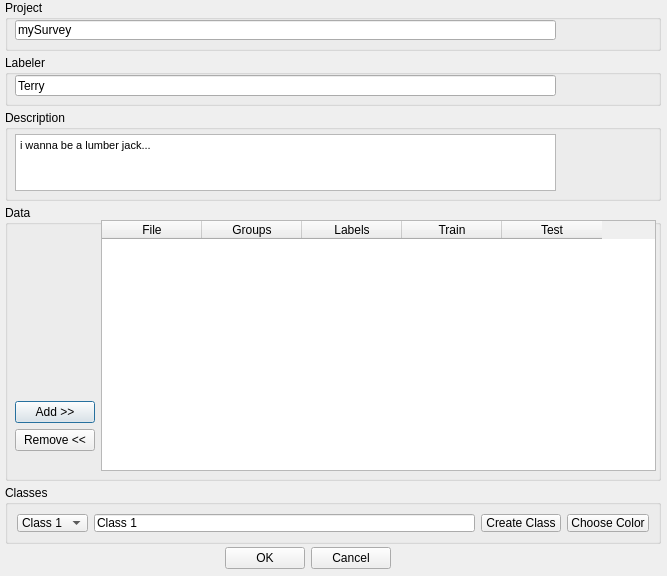
Above: gui/dlgProject.ui from ilastik/ilastik-0.5 before the change. Below: the same form after it.
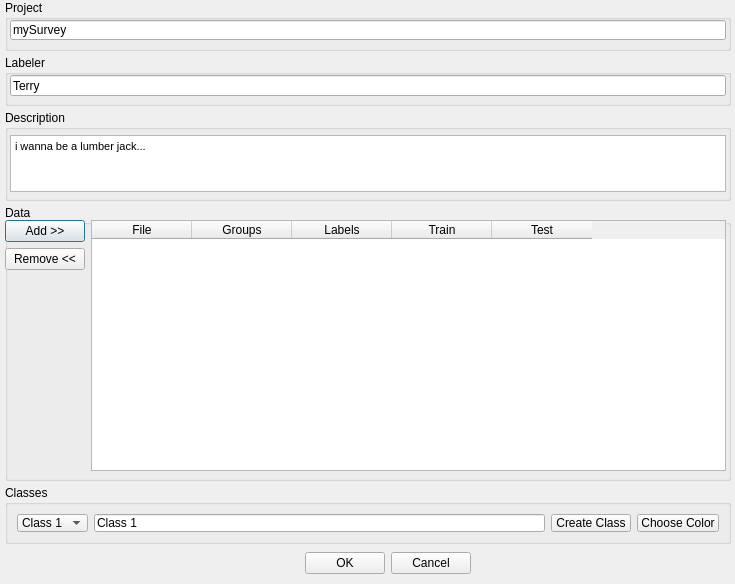
That is the form after the change. Icons and pictures are not drawn.

```diff
--- a/gui/dlgProject.ui
+++ b/gui/dlgProject.ui
@@ -8,8 +8,8 @@
    <rect>
     <x>0</x>
     <y>0</y>
-    <width>667</width>
-    <height>576</height>
+    <width>735</width>
+    <height>584</height>
    </rect>
   </property>
   <property name="windowTitle" >
@@ -20,7 +20,7 @@
     <rect>
      <x>5</x>
      <y>205</y>
-     <width>656</width>
+     <width>726</width>
      <height>276</height>
     </rect>
    </property>
@@ -30,28 +30,15 @@
    <widget class="QWidget" name="horizontalLayoutWidget" >
     <property name="geometry" >
      <rect>
-      <x>10</x>
+      <x>0</x>
       <y>15</y>
-      <width>641</width>
+      <width>721</width>
       <height>251</height>
      </rect>
     </property>
     <layout class="QHBoxLayout" name="horizontalLayout_2" >
      <item>
       <layout class="QVBoxLayout" name="verticalLayout_5" >
-       <item>
-        <spacer name="verticalSpacer" >
-         <property name="orientation" >
-          <enum>Qt::Vertical</enum>
-         </property>
-         <property name="sizeHint" stdset="0" >
-          <size>
-           <width>20</width>
-           <height>40</height>
-          </size>
-         </property>
-        </spacer>
-       </item>
        <item>
         <widget class="QPushButton" name="addFile" >
          <property name="text" >
@@ -82,6 +69,19 @@
          </property>
         </widget>
        </item>
+       <item>
+        <spacer name="verticalSpacer" >
+         <property name="orientation" >
+          <enum>Qt::Vertical</enum>
+         </property>
+         <property name="sizeHint" stdset="0" >
+          <size>
+           <width>20</width>
+           <height>40</height>
+          </size>
+         </property>
+        </spacer>
+       </item>
       </layout>
      </item>
      <item>
@@ -135,7 +135,7 @@
     <rect>
      <x>5</x>
      <y>0</y>
-     <width>656</width>
+     <width>726</width>
      <height>51</height>
     </rect>
    </property>
@@ -151,9 +151,9 @@
    <widget class="QLineEdit" name="projectName" >
     <property name="geometry" >
      <rect>
-      <x>10</x>
+      <x>5</x>
       <y>20</y>
-      <width>541</width>
+      <width>716</width>
       <height>20</height>
      </rect>
     </property>
@@ -167,7 +167,7 @@
     <rect>
      <x>5</x>
      <y>55</y>
-     <width>656</width>
+     <width>726</width>
      <height>51</height>
     </rect>
    </property>
@@ -195,9 +195,9 @@
    <widget class="QLineEdit" name="labeler" >
     <property name="geometry" >
      <rect>
-      <x>10</x>
+      <x>5</x>
       <y>20</y>
-      <width>541</width>
+      <width>716</width>
       <height>21</height>
      </rect>
     </property>
@@ -220,7 +220,7 @@
     <rect>
      <x>5</x>
      <y>110</y>
-     <width>656</width>
+     <width>726</width>
      <height>91</height>
     </rect>
    </property>
@@ -230,9 +230,9 @@
    <widget class="QTextEdit" name="description" >
     <property name="geometry" >
      <rect>
-      <x>10</x>
-      <y>24</y>
-      <width>541</width>
+      <x>5</x>
+      <y>25</y>
+      <width>716</width>
       <height>57</height>
      </rect>
     </property>
@@ -264,7 +264,7 @@
     <rect>
      <x>5</x>
      <y>485</y>
-     <width>656</width>
+     <width>726</width>
      <height>59</height>
     </rect>
    </property>
@@ -307,8 +307,8 @@
   <widget class="QDialogButtonBox" name="confirmButtons" >
    <property name="geometry" >
     <rect>
-     <x>220</x>
-     <y>540</y>
+     <x>300</x>
+     <y>545</y>
      <width>171</width>
      <height>36</height>
     </rect>
```
Left out of the diff: 7 changed lines with no effect on the pictures.
